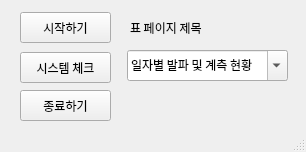
Above: ui/4th.ui from Kooo1225/GMEC_Automatic before the change. Below: the same form after it.
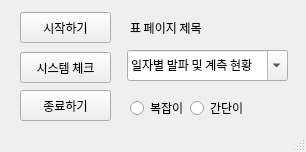
That is the form after the change.

Commit message:
feat-simple_process
* 간단한 표 자동화 기능 완성

⚠️현재 전체적인 기능이 결합도가 매우 높다고 판단됨.
process들의 로직과 main의 gui 로직을 수정할 필요가 매우 높음

```diff
--- a/ui/4th.ui
+++ b/ui/4th.ui
@@ -122,6 +122,42 @@
      <string>종료하기</string>
     </property>
    </widget>
+   <widget class="QRadioButton" name="complicated_btn">
+    <property name="geometry">
+     <rect>
+      <x>130</x>
+      <y>100</y>
+      <width>90</width>
+      <height>16</height>
+     </rect>
+    </property>
+    <property name="font">
+     <font>
+      <family>Han Santteut Dotum</family>
+     </font>
+    </property>
+    <property name="text">
+     <string>복잡이</string>
+    </property>
+   </widget>
+   <widget class="QRadioButton" name="simple_btn">
+    <property name="geometry">
+     <rect>
+      <x>190</x>
+      <y>100</y>
+      <width>90</width>
+      <height>16</height>
+     </rect>
+    </property>
+    <property name="font">
+     <font>
+      <family>Han Santteut Dotum</family>
+     </font>
+    </property>
+    <property name="text">
+     <string>간단이</string>
+    </property>
+   </widget>
   </widget>
   <widget class="QMenuBar" name="menubar">
    <property name="geometry">
```
The commit also changes 6 other files.
